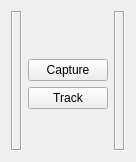
This is branches/main/examples/devicesTutorial/example7/devMicronTrackerControllerQWidget.ui in eetuna/cisst as Qt 5 draws it before an edit. The edited form follows.
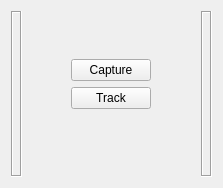
This is the edited form.

Commit message: branches/main: cisstDevices/devMicronTracker: Added support for multiple tools (markers).

```diff
--- a/branches/main/examples/devicesTutorial/example7/devMicronTrackerControllerQWidget.ui
+++ b/branches/main/examples/devicesTutorial/example7/devMicronTrackerControllerQWidget.ui
@@ -6,15 +6,15 @@
    <rect>
     <x>0</x>
     <y>0</y>
-    <width>119</width>
-    <height>162</height>
+    <width>223</width>
+    <height>188</height>
    </rect>
   </property>
   <property name="windowTitle">
    <string>Form</string>
   </property>
   <layout class="QGridLayout" name="gridLayout">
-   <item row="0" column="0" rowspan="4">
+   <item row="0" column="0" rowspan="5">
     <widget class="QLabel" name="FrameLeft">
      <property name="frameShape">
       <enum>QFrame::Box</enum>
@@ -24,7 +24,7 @@
      </property>
     </widget>
    </item>
-   <item row="0" column="1">
+   <item row="0" column="3">
     <spacer name="SpacerTop">
      <property name="orientation">
       <enum>Qt::Vertical</enum>
@@ -37,7 +37,7 @@
      </property>
     </spacer>
    </item>
-   <item row="0" column="2" rowspan="4">
+   <item row="0" column="6" rowspan="5">
     <widget class="QLabel" name="FrameRight">
      <property name="frameShape">
       <enum>QFrame::Box</enum>
@@ -47,7 +47,7 @@
      </property>
     </widget>
    </item>
-   <item row="1" column="1">
+   <item row="1" column="3">
     <widget class="QPushButton" name="ButtonCapture">
      <property name="text">
       <string>Capture</string>
@@ -57,7 +57,7 @@
      </property>
     </widget>
    </item>
-   <item row="2" column="1">
+   <item row="2" column="3">
     <widget class="QPushButton" name="ButtonTrack">
      <property name="text">
       <string>Track</string>
@@ -67,7 +67,7 @@
      </property>
     </widget>
    </item>
-   <item row="3" column="1">
+   <item row="4" column="3">
     <spacer name="SpacerBottom">
      <property name="orientation">
       <enum>Qt::Vertical</enum>
@@ -80,6 +80,61 @@
      </property>
     </spacer>
    </item>
+   <item row="3" column="2" colspan="3">
+    <layout class="QVBoxLayout" name="LayoutTools"/>
+   </item>
+   <item row="1" column="1" rowspan="2" colspan="2">
+    <spacer name="SpacerLeft1">
+     <property name="orientation">
+      <enum>Qt::Horizontal</enum>
+     </property>
+     <property name="sizeHint" stdset="0">
+      <size>
+       <width>40</width>
+       <height>20</height>
+      </size>
+     </property>
+    </spacer>
+   </item>
+   <item row="1" column="4" rowspan="2" colspan="2">
+    <spacer name="SpacerRight1">
+     <property name="orientation">
+      <enum>Qt::Horizontal</enum>
+     </property>
+     <property name="sizeHint" stdset="0">
+      <size>
+       <width>40</width>
+       <height>20</height>
+      </size>
+     </property>
+    </spacer>
+   </item>
+   <item row="3" column="1">
+    <spacer name="SpacerLeft2">
+     <property name="orientation">
+      <enum>Qt::Horizontal</enum>
+     </property>
+     <property name="sizeHint" stdset="0">
+      <size>
+       <width>40</width>
+       <height>20</height>
+      </size>
+     </property>
+    </spacer>
+   </item>
+   <item row="3" column="5">
+    <spacer name="SpacerRight2">
+     <property name="orientation">
+      <enum>Qt::Horizontal</enum>
+     </property>
+     <property name="sizeHint" stdset="0">
+      <size>
+       <width>40</width>
+       <height>20</height>
+      </size>
+     </property>
+    </spacer>
+   </item>
   </layout>
  </widget>
  <resources/>
```
The commit also changes 9 other files.
